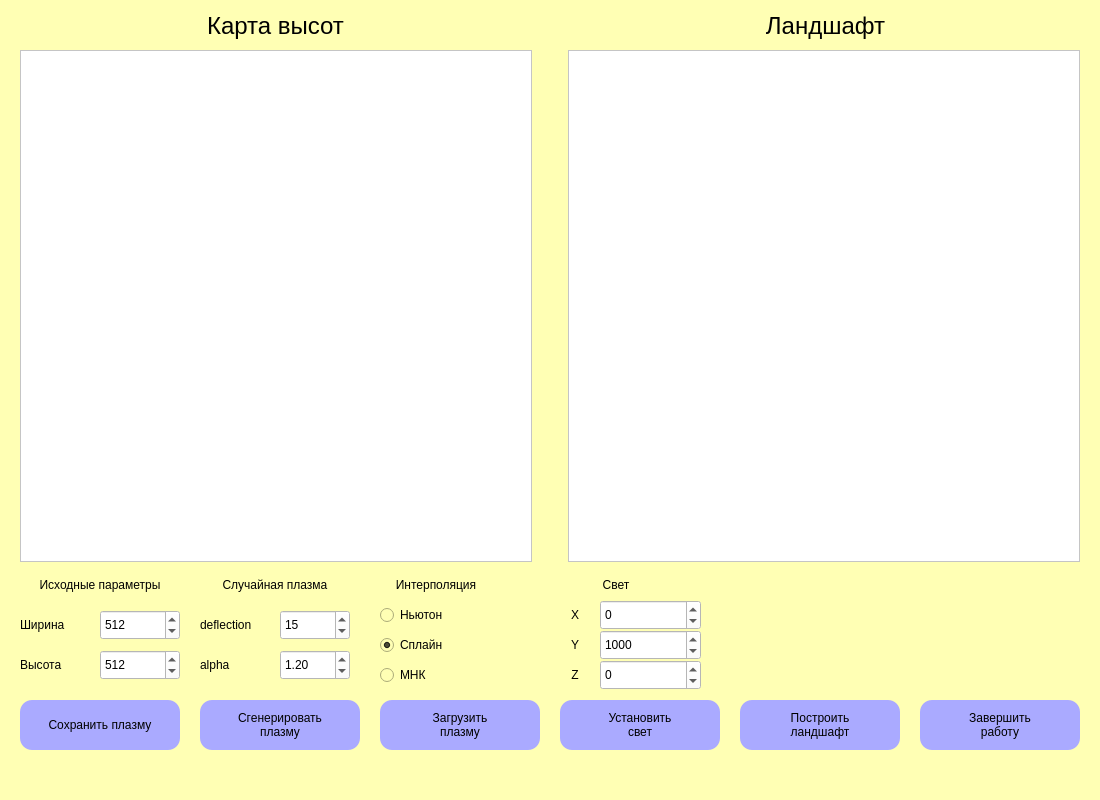
Qt form src/mainwindow.ui (DaniilGGuY/CG_course) before a commit.
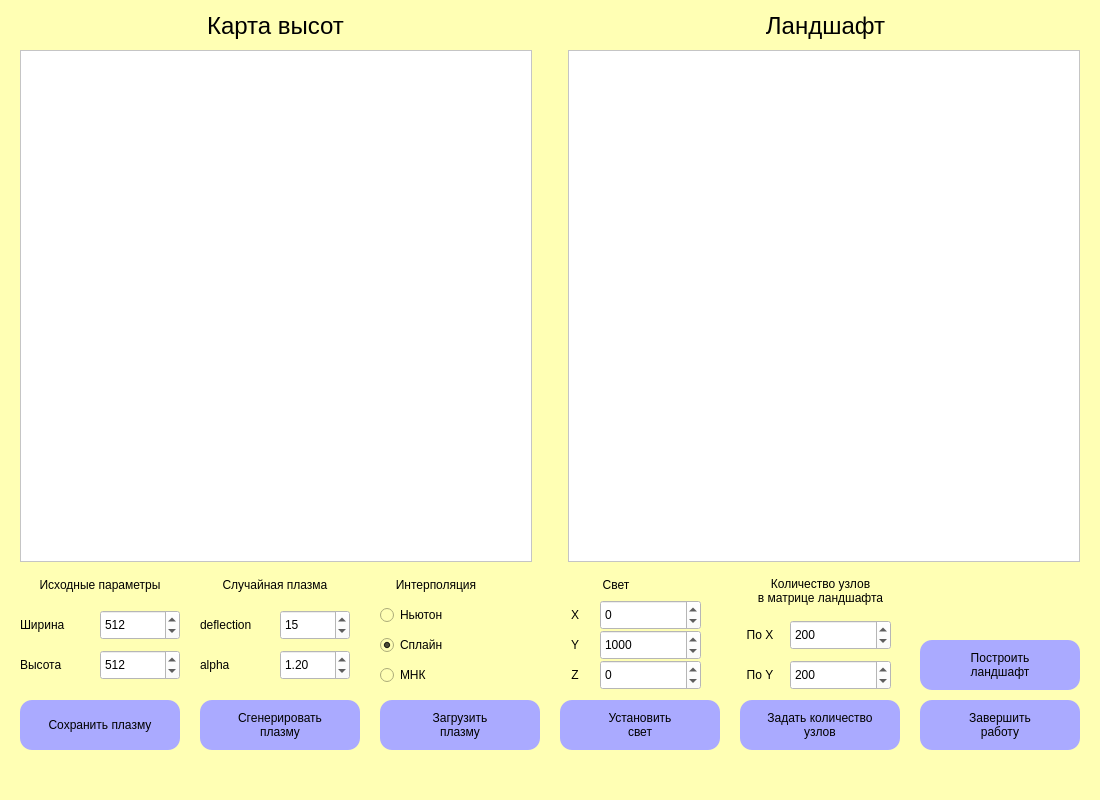
The same form after that commit.

```diff
--- a/src/mainwindow.ui
+++ b/src/mainwindow.ui
@@ -520,8 +520,8 @@
    <widget class="QPushButton" name="buildLandscape">
     <property name="geometry">
      <rect>
-      <x>740</x>
-      <y>700</y>
+      <x>920</x>
+      <y>640</y>
       <width>160</width>
       <height>50</height>
      </rect>
@@ -555,6 +555,118 @@
 работу</string>
     </property>
    </widget>
+   <widget class="QLabel" name="label_19">
+    <property name="geometry">
+     <rect>
+      <x>740</x>
+      <y>660</y>
+      <width>40</width>
+      <height>30</height>
+     </rect>
+    </property>
+    <property name="text">
+     <string>По Y</string>
+    </property>
+    <property name="alignment">
+     <set>Qt::AlignmentFlag::AlignCenter</set>
+    </property>
+   </widget>
+   <widget class="QSpinBox" name="landscapeXWidthSpin">
+    <property name="geometry">
+     <rect>
+      <x>790</x>
+      <y>620</y>
+      <width>101</width>
+      <height>30</height>
+     </rect>
+    </property>
+    <property name="styleSheet">
+     <string notr="true">background-color: rgb(255, 255, 255);</string>
+    </property>
+    <property name="minimum">
+     <number>10</number>
+    </property>
+    <property name="maximum">
+     <number>1000</number>
+    </property>
+    <property name="value">
+     <number>200</number>
+    </property>
+   </widget>
+   <widget class="QLabel" name="label_20">
+    <property name="geometry">
+     <rect>
+      <x>740</x>
+      <y>620</y>
+      <width>40</width>
+      <height>30</height>
+     </rect>
+    </property>
+    <property name="text">
+     <string>По X</string>
+    </property>
+    <property name="alignment">
+     <set>Qt::AlignmentFlag::AlignCenter</set>
+    </property>
+   </widget>
+   <widget class="QSpinBox" name="landscapeYWidthSpin">
+    <property name="geometry">
+     <rect>
+      <x>790</x>
+      <y>660</y>
+      <width>101</width>
+      <height>30</height>
+     </rect>
+    </property>
+    <property name="styleSheet">
+     <string notr="true">background-color: rgb(255, 255, 255);</string>
+    </property>
+    <property name="minimum">
+     <number>10</number>
+    </property>
+    <property name="maximum">
+     <number>1000</number>
+    </property>
+    <property name="value">
+     <number>200</number>
+    </property>
+   </widget>
+   <widget class="QLabel" name="label_12">
+    <property name="geometry">
+     <rect>
+      <x>740</x>
+      <y>570</y>
+      <width>161</width>
+      <height>41</height>
+     </rect>
+    </property>
+    <property name="text">
+     <string>Количество узлов
+в матрице ландшафта</string>
+    </property>
+    <property name="alignment">
+     <set>Qt::AlignmentFlag::AlignCenter</set>
+    </property>
+   </widget>
+   <widget class="QPushButton" name="landscapeParamsButton">
+    <property name="geometry">
+     <rect>
+      <x>740</x>
+      <y>700</y>
+      <width>160</width>
+      <height>50</height>
+     </rect>
+    </property>
+    <property name="styleSheet">
+     <string notr="true">border-radius: 12px;
+color: black;
+background-color: rgb(170, 170, 255);</string>
+    </property>
+    <property name="text">
+     <string>Задать количество
+узлов</string>
+    </property>
+   </widget>
   </widget>
   <widget class="QMenuBar" name="menubar">
    <property name="geometry">
```
